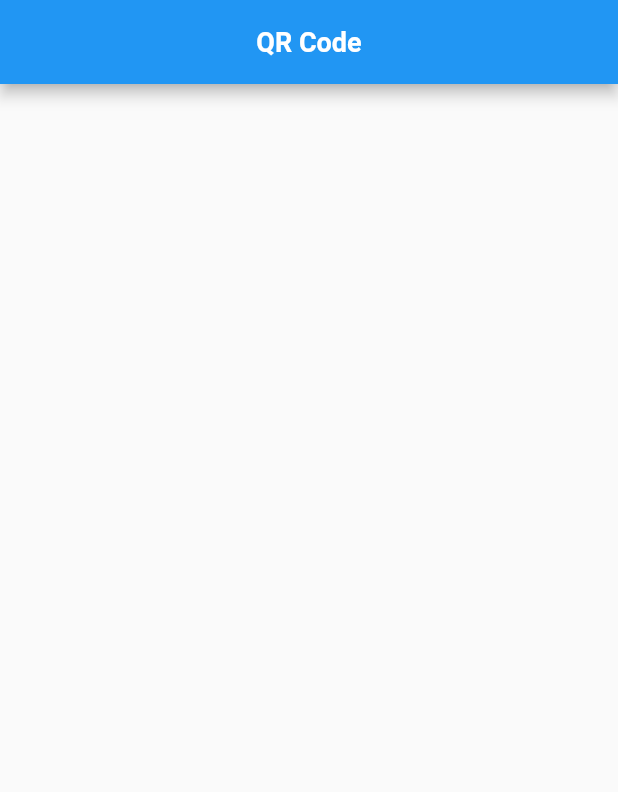
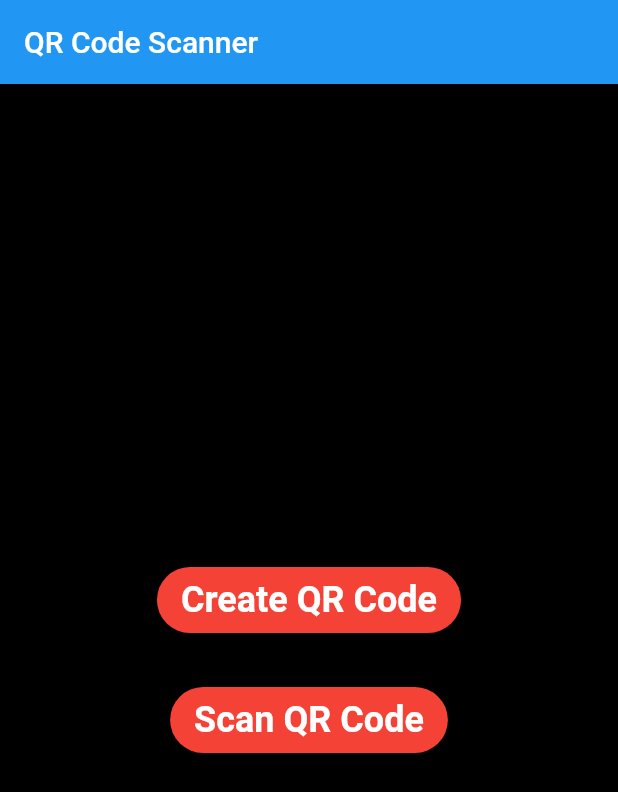
Before and after one commit to masudrana35362/QR-Code-Create-And-Scanner, a Flutter app: the screen it shows after launch, on a phone screen of 412 x 824 dp. Shown: the top 792 px of the screen. Run offline on Flutter 3.47's test engine with Material 2 defaults, Android fonts, the phone set to English and light mode, and no system bars; our stand-ins replace barcode_widget; missing offline and left inert: flutter_barcode_scanner.

Commit message:
qr code scanner and creator done

```diff
--- a/lib/main.dart
+++ b/lib/main.dart
@@ -1,31 +1,69 @@
 import 'package:flutter/material.dart';
+import 'package:flutter/services.dart';
+import 'package:scanner/screen/qr_create.dart';
 import 'package:scanner/screen/qr_scanner.dart';
+import 'package:scanner/widget/button_widget.dart';
 
 void main() {
-  runApp(const MyApp());
+  WidgetsFlutterBinding.ensureInitialized();
+  SystemChrome.setPreferredOrientations([
+    DeviceOrientation.portraitUp,
+    DeviceOrientation.portraitDown,
+  ]);
+  runApp(MyApp());
 }
 
 class MyApp extends StatelessWidget {
-  const MyApp({Key? key}) : super(key: key);
+  static final String title = 'QR Code Scanner';
 
-  // This widget is the root of your application.
+  @override
+  Widget build(BuildContext context) => MaterialApp(
+        debugShowCheckedModeBanner: false,
+        title: title,
+        theme: ThemeData(
+          primaryColor: Colors.red,
+          scaffoldBackgroundColor: Colors.black,
+        ),
+        home: MainPage(title: title),
+      );
+}
+
+class MainPage extends StatefulWidget {
+  final String title;
+
+  MainPage({
+    required this.title,
+  });
+
+  @override
+  _MainPageState createState() => _MainPageState();
+}
+
+class _MainPageState extends State<MainPage> {
   @override
   Widget build(BuildContext context) {
-    return MaterialApp(
-      title: 'Flutter Demo',
-      theme: ThemeData(
-        // This is the theme of your application.
-        //
-        // Try running your application with "flutter run". You'll see the
-        // application has a blue toolbar. Then, without quitting the app, try
-        // changing the primarySwatch below to Colors.green and then invoke
-        // "hot reload" (press "r" in the console where you ran "flutter run",
-        // or simply save your changes to "hot reload" in a Flutter IDE).
-        // Notice that the counter didn't reset back to zero; the application
-        // is not restarted.
-        primarySwatch: Colors.blue,
+    return Scaffold(
+      appBar: AppBar(
+        title: Text(widget.title),
       ),
-      home: const QRScanner(),
+      body: Center(
+        child: Column(
+          mainAxisAlignment: MainAxisAlignment.center,
+          children: [
+            ButtonWidget(
+                text: 'Create QR Code',
+                onClicked: () => Navigator.of(context).push(MaterialPageRoute(
+                    builder: (BuildContext context) => QRCreatePage()))),
+            SizedBox(
+              height: 32,
+            ),
+            ButtonWidget(
+                text: 'Scan QR Code',
+                onClicked: () => Navigator.of(context).push(MaterialPageRoute(
+                    builder: (BuildContext context) => QRScanner())))
+          ],
+        ),
+      ),
     );
   }
 }
--- /dev/null
+++ b/lib/widget/button_widget.dart
@@ -0,0 +1,22 @@
+import 'package:flutter/material.dart';
+
+class ButtonWidget extends StatelessWidget {
+  final String text;
+  final VoidCallback onClicked;
+
+  const ButtonWidget({ required this.text, required this.onClicked,Key? key,}) : super(key: key);
+
+  @override
+  Widget build(BuildContext context) =>RaisedButton(
+      child: Text(text,style:  TextStyle(
+        fontSize: 24,
+        fontWeight: FontWeight.bold,
+      ),
+
+      ),
+      shape: StadiumBorder(),
+      color: Theme.of(context).primaryColor,
+      padding: EdgeInsets.symmetric(horizontal: 16,vertical: 8),
+      textColor: Colors.white,
+      onPressed: onClicked);
+}
```
Also changed, not shown: lib/screen/qr_create.dart (added, +79 -0 lines), lib/screen/qr_scanner.dart (+52 -7 lines), pubspec.yaml (+5 -2 lines), pubspec.lock.
